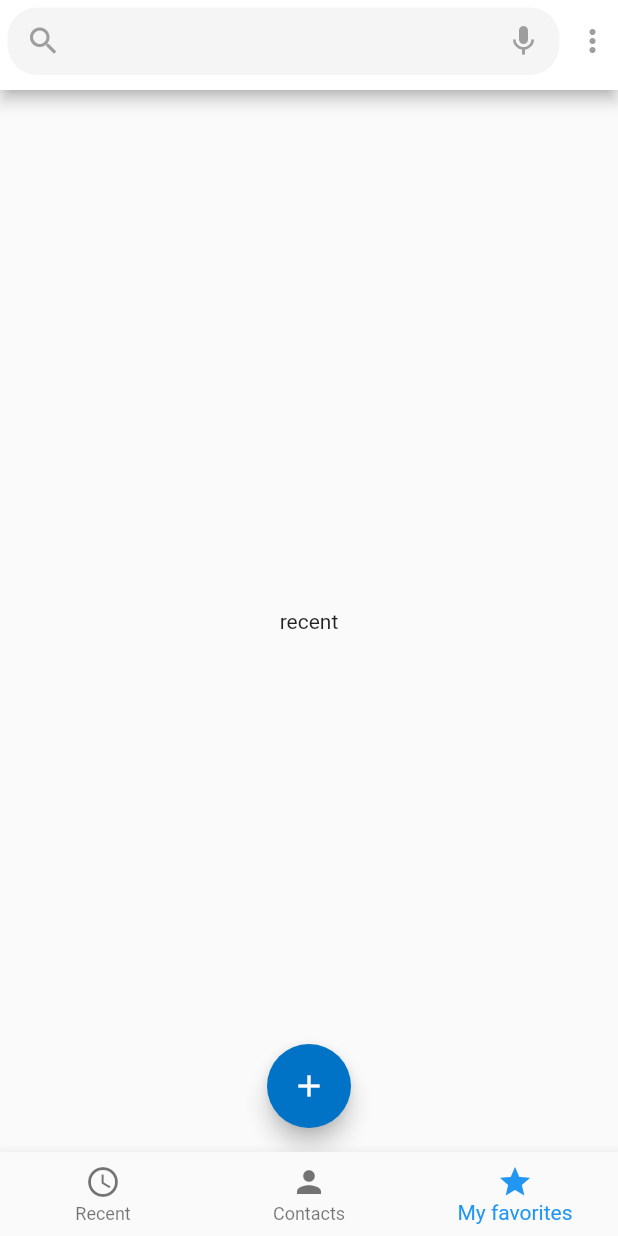
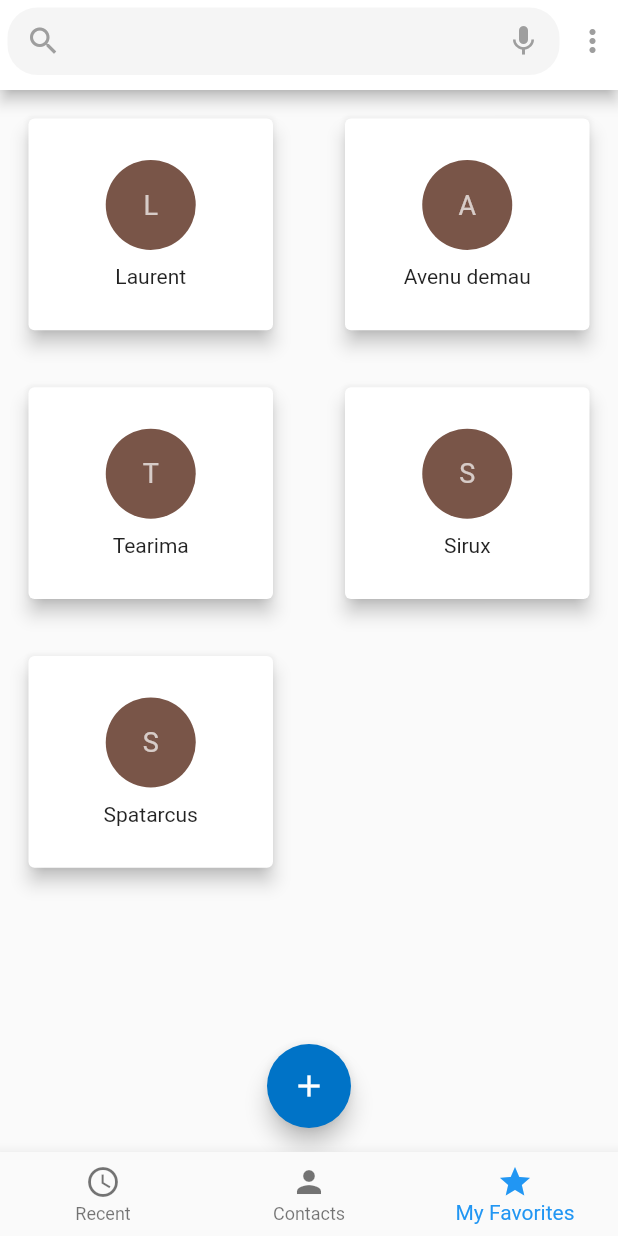
Before and after one commit to anicetkeric/contact_bloc_app, a Flutter app: the screen it shows after launch, item 3 of the bottom bar chosen, on a phone screen of 412 x 824 dp. Run offline on Flutter 3.47's test engine with Material 2 defaults, Android fonts, the phone set to English and light mode, and no system bars.

Commit message:
favorites list view

```diff
--- a/lib/ui/screen/contacts/contacts_screen.dart
+++ b/lib/ui/screen/contacts/contacts_screen.dart
@@ -2,7 +2,7 @@ import 'dart:math';
 
 import 'package:contact_bloc_app/data/models/contact_model.dart';
 import 'package:contact_bloc_app/ui/widget/app_bar.dart';
-import 'package:contact_bloc_app/ui/widget/dialpad_floating_action.dart';
+import 'package:contact_bloc_app/ui/widget/new_contacts_floating_action.dart';
 import 'package:flutter/material.dart';
 
 class ContactScreen extends StatefulWidget {
@@ -15,7 +15,7 @@ class _ContactScreenState extends State<ContactScreen> {
   Widget build(BuildContext context) {
     return Scaffold(
       appBar: Appbar(),
-      floatingActionButton: DialPadFloatingAction(),
+      floatingActionButton: NewContactFloatingAction(),
       floatingActionButtonLocation: FloatingActionButtonLocation.centerFloat,
       body: Container(
         child: RefreshIndicator(
--- a/lib/ui/screen/contacts/favorites_screen.dart
+++ b/lib/ui/screen/contacts/favorites_screen.dart
@@ -1,5 +1,9 @@
+import 'dart:math';
+
+import 'package:contact_bloc_app/data/json/dummy_json.dart';
 import 'package:contact_bloc_app/ui/widget/app_bar.dart';
-import 'package:contact_bloc_app/ui/widget/dialpad_floating_action.dart';
+import 'package:contact_bloc_app/ui/widget/new_contacts_floating_action.dart';
+import 'package:flutter/cupertino.dart';
 import 'package:flutter/material.dart';
 
 class FavoriteScreen extends StatefulWidget {
@@ -8,15 +12,60 @@ class FavoriteScreen extends StatefulWidget {
 }
 
 class _FavoriteScreenState extends State<FavoriteScreen> {
+
+  bool isLandscape(BuildContext context) =>
+      MediaQuery.of(context).orientation == Orientation.landscape;
+
   @override
   Widget build(BuildContext context) {
     return  Scaffold(
         appBar: Appbar(),
-        floatingActionButton: DialPadFloatingAction(),
+        floatingActionButton: NewContactFloatingAction(),
         floatingActionButtonLocation: FloatingActionButtonLocation.centerFloat,
-        body: Center(
-          child: Text('recent'),
-        )
+        body: _favoritesCard()
+    );
+  }
+
+  Widget _favoritesCard() {
+    return SafeArea(
+      child: GridView.count(
+        crossAxisCount: 2,
+        shrinkWrap: true,
+        physics: ScrollPhysics(),
+        padding: EdgeInsets.all(5),
+        mainAxisSpacing: 20,
+        crossAxisSpacing: 20,
+        childAspectRatio: 1.2,
+        children: List.generate(contactDummyData.length, (index) {
+          return Container(
+            padding: EdgeInsets.fromLTRB(10,10,10,0),
+            height: 100,
+            width: double.maxFinite,
+            child: Card(
+              elevation: 5,
+              child: Column(
+                mainAxisAlignment: MainAxisAlignment.center,
+                children: [
+                  CircleAvatar(
+                    radius: 30,
+                    backgroundColor: Colors.primaries[Random().nextInt(Colors.primaries.length)],
+                    child: Text(
+                      contactDummyData[index].name.substring(0, 1).toUpperCase(),
+                      style: TextStyle(fontSize: 18, color: Colors.white70),
+                    ),
+                  ),
+                  SizedBox(height: 10),
+                  Container(
+                    padding: new EdgeInsets.only(right: 10.0, left: 10.0),
+                    child: Text(contactDummyData[index].name,
+                      overflow: TextOverflow.ellipsis,),
+                  )
+                ],
+              ),
+            ),
+          );
+        }),
+      ),
     );
   }
 }
--- a/lib/ui/screen/contacts/recent_screen.dart
+++ b/lib/ui/screen/contacts/recent_screen.dart
@@ -3,7 +3,7 @@ import 'dart:math';
 import 'package:contact_bloc_app/data/json/dummy_json.dart';
 import 'package:contact_bloc_app/data/models/contact_model.dart';
 import 'package:contact_bloc_app/ui/widget/app_bar.dart';
-import 'package:contact_bloc_app/ui/widget/dialpad_floating_action.dart';
+import 'package:contact_bloc_app/ui/widget/new_contacts_floating_action.dart';
 import 'package:flutter/material.dart';
 
 class RecentScreen extends StatefulWidget {
@@ -16,7 +16,7 @@ class _RecentScreenState extends State<RecentScreen> {
   Widget build(BuildContext context) {
     return  Scaffold(
         appBar: Appbar(),
-        floatingActionButton: DialPadFloatingAction(),
+        floatingActionButton: NewContactFloatingAction(),
         floatingActionButtonLocation: FloatingActionButtonLocation.centerFloat,
       body: Container(
         child: ListView.builder(
--- a/lib/ui/screen/tab_menu/navigation_menu.dart
+++ b/lib/ui/screen/tab_menu/navigation_menu.dart
@@ -58,7 +58,7 @@ class _NavigationMenuState extends State<NavigationMenu> {
           ),
           BottomNavigationBarItem(
             icon: Icon(Icons.star),
-            label: 'My favorites',
+            label: 'My Favorites',
           ),
         ],
         currentIndex: _pageIndex,
--- a/lib/ui/widget/dialpad_floating_action.dart
+++ b/lib/ui/widget/new_contacts_floating_action.dart
@@ -1,6 +1,6 @@
 import 'package:flutter/material.dart';
 
-class DialPadFloatingAction extends StatelessWidget {
+class NewContactFloatingAction extends StatelessWidget {
 
 
   @override
```
